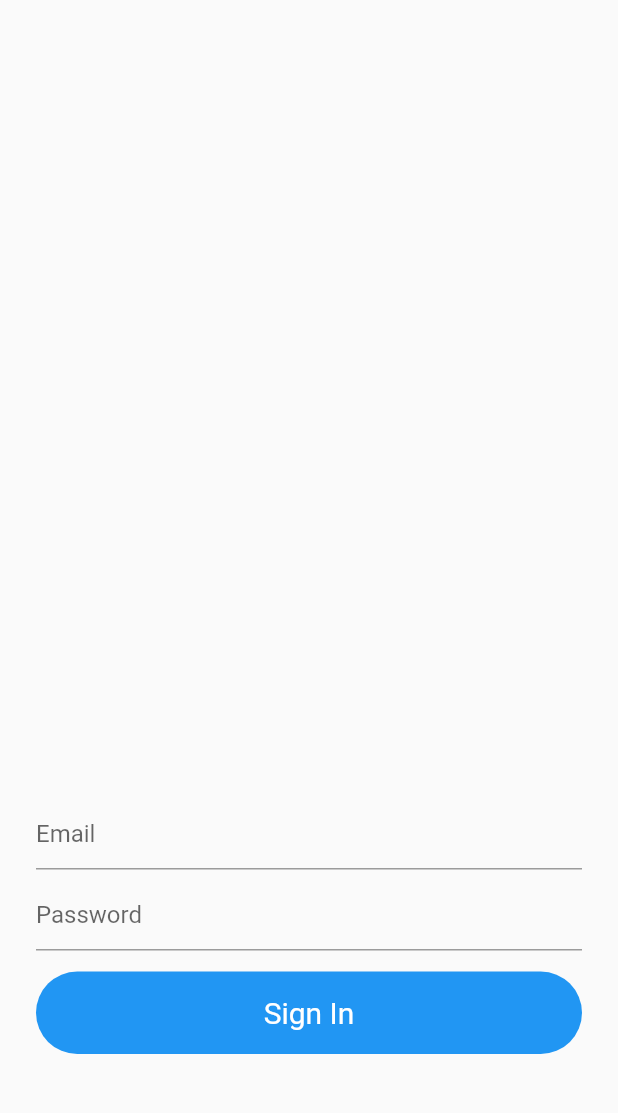
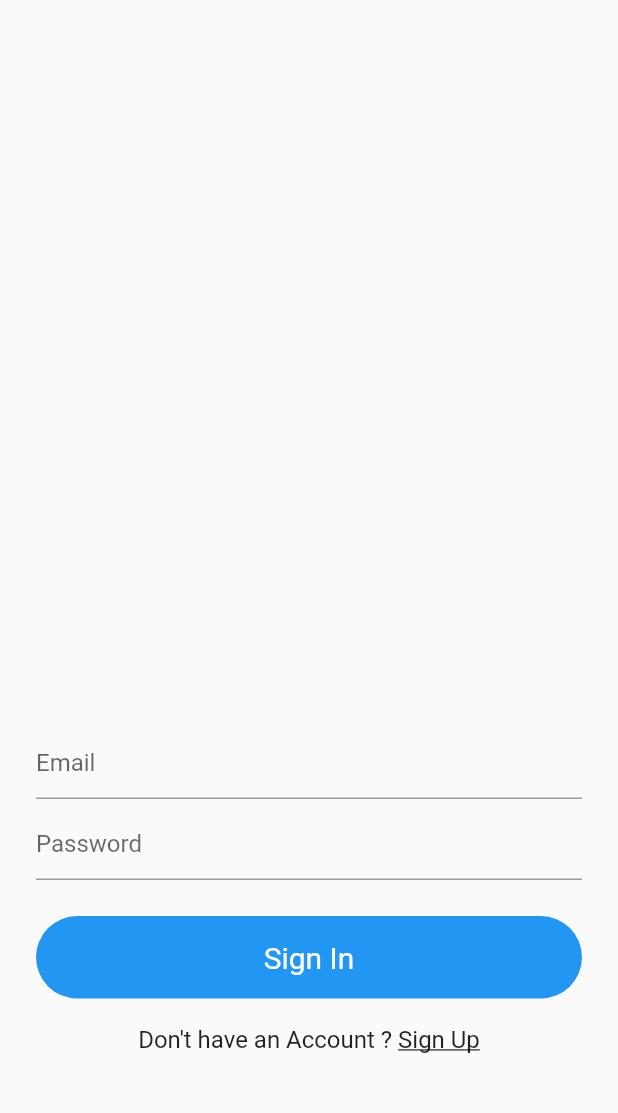
Before and after one commit to RandiakM/QuizApp, a Flutter app: the screen it shows after launch, on a phone screen of 412 x 824 dp, the part 62-1175 px from its top. Run offline on Flutter 3.47's test engine with Material 2 defaults, Android fonts, the phone set to English and light mode, and no system bars.

Commit message:
added signin ui

```diff
--- a/lib/views/signin.dart
+++ b/lib/views/signin.dart
@@ -21,6 +21,7 @@ class _SignInState extends State<SignIn> {
         brightness: Brightness.light,
       ),
       body: Form(
+        key: _formKey,
         child: Container(
           margin: EdgeInsets.symmetric(horizontal: 24),
           child: Column(
@@ -45,7 +46,7 @@ class _SignInState extends State<SignIn> {
                   email = val;
                 },
               ),
-              SizedBox(height: 14,),
+              SizedBox(height: 24,),
               Container(
                 padding: EdgeInsets.symmetric(vertical: 16),
                 decoration: BoxDecoration(
@@ -56,6 +57,14 @@ class _SignInState extends State<SignIn> {
                 width: MediaQuery.of(context).size.width - 48,
                 child: Text("Sign In", style: TextStyle(color: Colors.white, fontSize: 20),),
               ),
+              SizedBox(height: 18,),
+              Row(
+                mainAxisAlignment: MainAxisAlignment.center,
+                children: [
+                  Text("Don't have an Account ? ", style: TextStyle(fontSize: 16),),
+                  Text("Sign Up", style: TextStyle(fontSize: 16, decoration: TextDecoration.underline),)
+                ],
+              ),
 
               SizedBox(height: 80,),
           ],),
```
